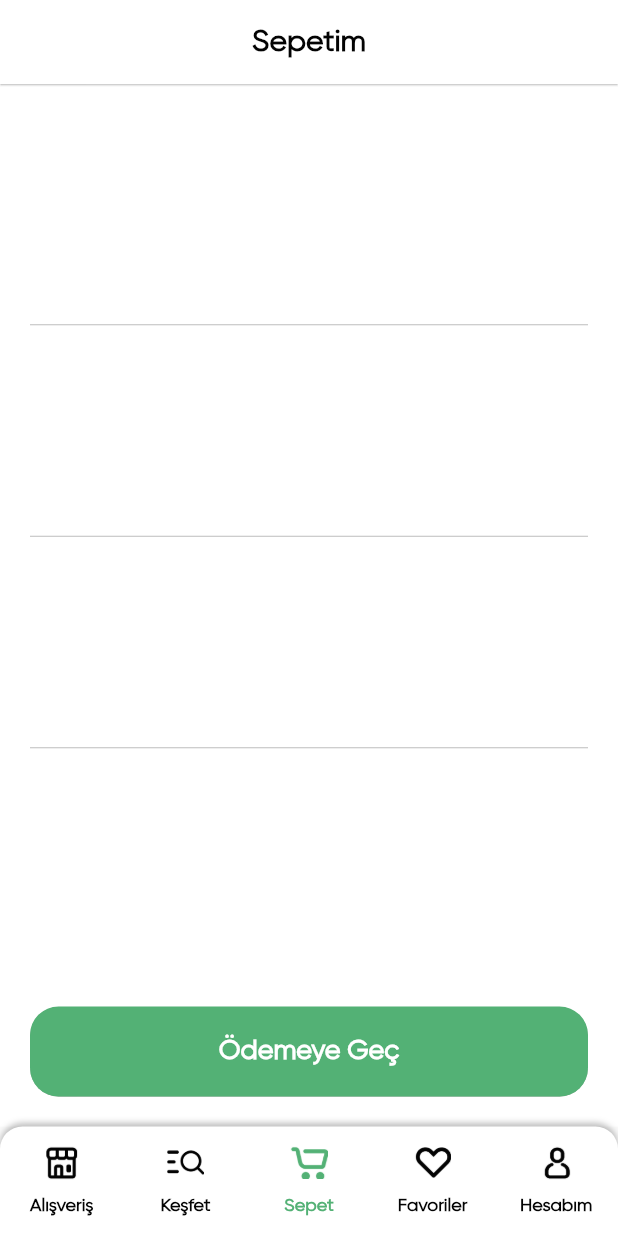
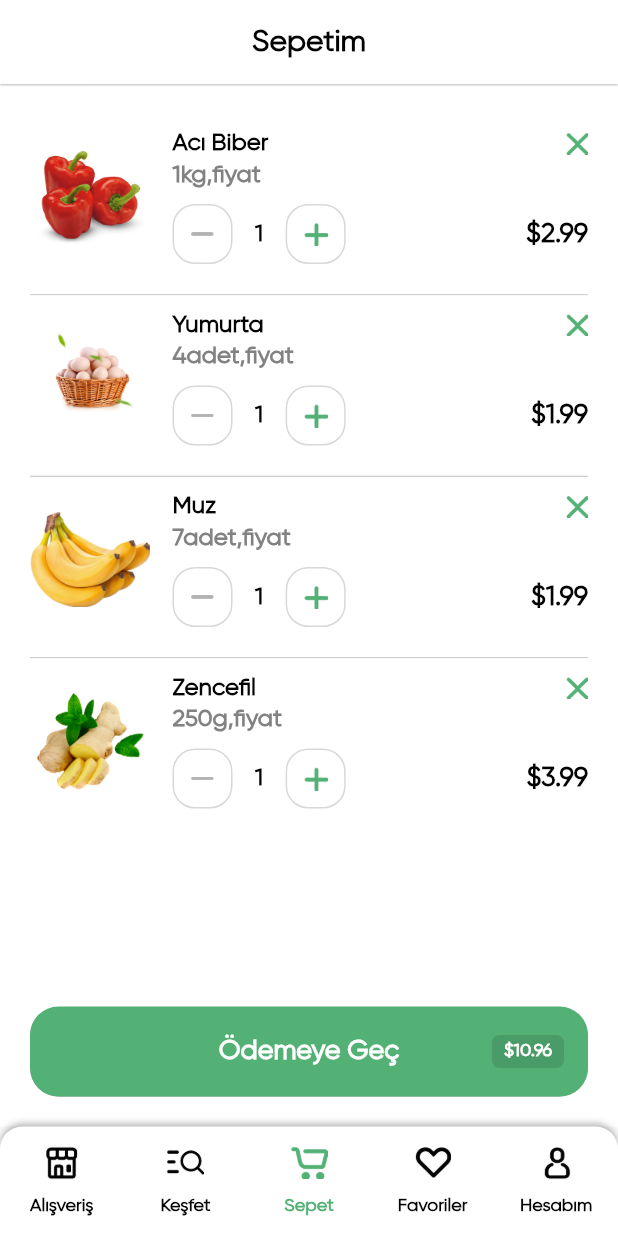
Before and after one commit to yusufakkobak34/flutter_groceries_app, a Flutter app: the screen it shows after launch, item 3 of the bottom bar chosen, on a phone screen of 412 x 824 dp. Run offline on Flutter 3.47's test engine with Material 2 defaults, Android fonts, the phone set to English and light mode, and no system bars; our stand-ins replace flutter_rating_bar; missing offline and left inert: fl_country_code_picker.

Commit message:
my cart view design ok

```diff
--- a/lib/common_widgets/cart_item_row.dart
+++ b/lib/common_widgets/cart_item_row.dart
@@ -14,31 +14,50 @@ class CartItemRow extends StatelessWidget {
     return InkWell(
       child: Container(
         height: 120,
+        padding: const EdgeInsets.symmetric(vertical: 10),
         color: Colors.white,
         child: Column(
           crossAxisAlignment: CrossAxisAlignment.start,
           children: [
             Row(
               mainAxisAlignment: MainAxisAlignment.start,
-              crossAxisAlignment: CrossAxisAlignment.start,
+              crossAxisAlignment: CrossAxisAlignment.center,
               children: [
                 Image.asset(
                   pObj['icon'],
-                  width: 70,
+                  width: 80,
                   height: 65,
                   fit: BoxFit.contain,
+                ),
+                const SizedBox(
+                  width: 15,
                 ),
                 Expanded(
                   child: Column(
                     crossAxisAlignment: CrossAxisAlignment.start,
                     children: [
-                      Text(
+                      Row(
+                        children: [
+                          Expanded(
+                            child: Text(
                               pObj['name'],
                               style: TextStyle(
                                 color: TColor.primaryText,
                                 fontSize: 16,
                                 fontWeight: FontWeight.w700,
                               ),
+                            ),
+                          ),
+                          InkWell(
+                            onTap: () {},
+                            child: Image.asset(
+                              "assets/img/close.png",
+                              width: 15,
+                              height: 15,
+                              color: TColor.primary,
+                            ),
+                          ),
+                        ],
                       ),
                       const SizedBox(
                         height: 2,
@@ -51,35 +70,16 @@ class CartItemRow extends StatelessWidget {
                           fontWeight: FontWeight.w700,
                         ),
                       ),
-                    ],
+                      const SizedBox(
+                        height: 10,
                       ),
-                ),
-                Container(
-                  width: 40,
-                  height: 40,
-                  decoration: BoxDecoration(
-                    color: TColor.primary,
-                    borderRadius: BorderRadius.circular(15),
-                  ),
-                  alignment: Alignment.center,
-                  child: Image.asset(
-                    "assets/img/close.png",
-                    width: 15,
-                    height: 15,
-                    color: TColor.primary,
-                  ),
-                ),
-              ],
-            ),
-            const Spacer(),
-            const Spacer(),
                       Row(
                         children: [
                           InkWell(
                             onTap: () {},
                             child: Container(
-                    width: 45,
-                    height: 45,
+                              width: 40,
+                              height: 40,
                               decoration: BoxDecoration(
                                 color: Colors.white,
                                 border: Border.all(
@@ -91,8 +91,8 @@ class CartItemRow extends StatelessWidget {
                               alignment: Alignment.center,
                               child: Image.asset(
                                 "assets/img/subtack.png",
-                      width: 20,
-                      height: 20,
+                                width: 15,
+                                height: 15,
                               ),
                             ),
                           ),
@@ -113,8 +113,8 @@ class CartItemRow extends StatelessWidget {
                           InkWell(
                             onTap: () {},
                             child: Container(
-                    width: 45,
-                    height: 45,
+                              width: 40,
+                              height: 40,
                               decoration: BoxDecoration(
                                 color: Colors.white,
                                 border: Border.all(
@@ -126,8 +126,8 @@ class CartItemRow extends StatelessWidget {
                               alignment: Alignment.center,
                               child: Image.asset(
                                 "assets/img/add_green.png",
-                      width: 20,
-                      height: 20,
+                                width: 16,
+                                height: 16,
                               ),
                             ),
                           ),
@@ -145,6 +145,11 @@ class CartItemRow extends StatelessWidget {
                     ],
                   ),
                 ),
+              ],
+            ),
+          ],
+        ),
+      ),
     );
   }
 }
--- a/lib/view/my_cart/my_cart_view.dart
+++ b/lib/view/my_cart/my_cart_view.dart
@@ -1,6 +1,6 @@
 import 'package:flutter/material.dart';
 import 'package:flutter_groceries_app/common/color/color_extension.dart';
-import 'package:flutter_groceries_app/common_widgets/round_button.dart';
+import 'package:flutter_groceries_app/common_widgets/cart_item_row.dart';
 
 class MyCartView extends StatefulWidget {
   const MyCartView({super.key});
@@ -16,7 +16,7 @@ class _MyCartViewState extends State<MyCartView> {
       "icon": "assets/img/bell_pepper_red.png",
       "qty": "1",
       "unit": "1kg,fiyat",
-      "price": 1.99,
+      "price": 2.99,
     },
     {
       "name": "Yumurta",
@@ -69,9 +69,8 @@ class _MyCartViewState extends State<MyCartView> {
               height: 1,
             ),
             itemBuilder: (context, index) {
-              return Container(
-                height: 140,
-              );
+              var pObj = cartArr[index] as Map? ?? {};
+              return CartItemRow(pObj: pObj);
             },
           ),
           Padding(
@@ -79,10 +78,49 @@ class _MyCartViewState extends State<MyCartView> {
             child: Column(
               mainAxisAlignment: MainAxisAlignment.end,
               children: [
-                RoundButton(
-                  title: "Ödemeye Geç",
+                MaterialButton(
                   onPressed: () {},
-                )
+                  height: 60,
+                  shape: RoundedRectangleBorder(
+                      borderRadius: BorderRadius.circular(19)),
+                  minWidth: double.maxFinite,
+                  elevation: 0.1,
+                  color: TColor.primary,
+                  child: Stack(
+                    alignment: Alignment.centerRight,
+                    children: [
+                      const Row(
+                        mainAxisAlignment: MainAxisAlignment.center,
+                        children: [
+                          Text(
+                            "Ödemeye Geç",
+                            style: TextStyle(
+                              color: Colors.white,
+                              fontSize: 18,
+                              fontWeight: FontWeight.w600,
+                            ),
+                          ),
+                        ],
+                      ),
+                      Container(
+                        decoration: BoxDecoration(
+                          color: Colors.black12,
+                          borderRadius: BorderRadius.circular(5),
+                        ),
+                        padding: const EdgeInsets.symmetric(
+                            vertical: 4, horizontal: 8),
+                        child: const Text(
+                          "\$10.96",
+                          style: TextStyle(
+                            color: Colors.white,
+                            fontSize: 12,
+                            fontWeight: FontWeight.w600,
+                          ),
+                        ),
+                      ),
+                    ],
+                  ),
+                ),
               ],
             ),
           )
```
Also changed, not shown: lib/common_widgets/round_button.dart (+18 -5 lines). Lines whose indentation alone changed are shown as unchanged.
